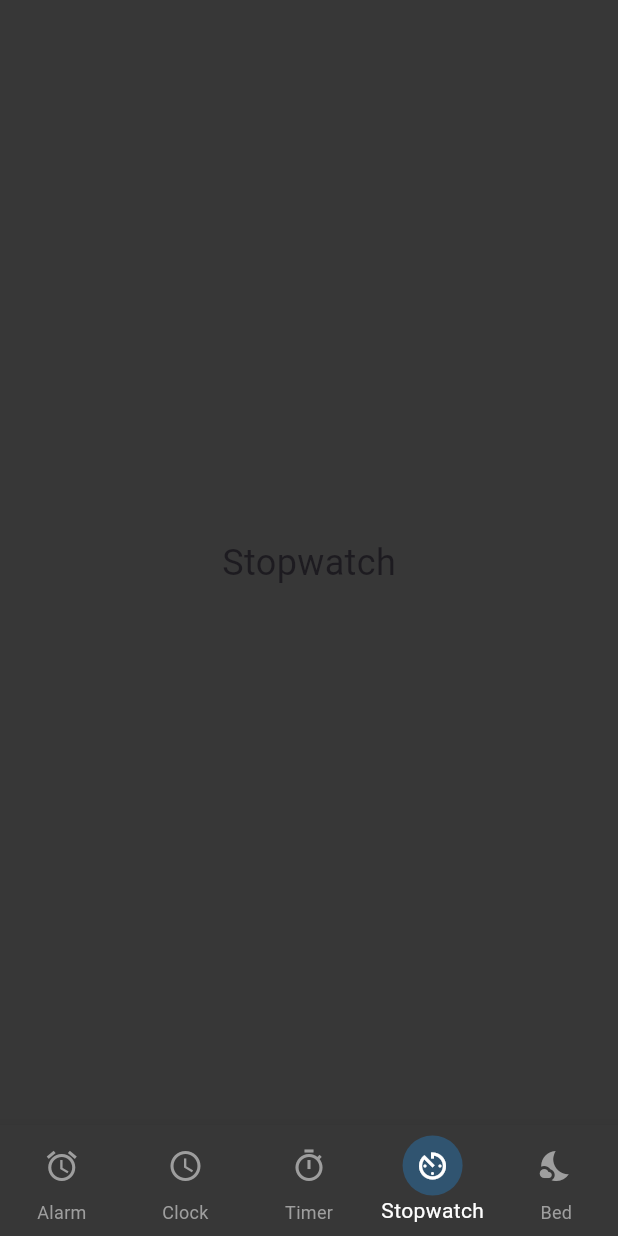
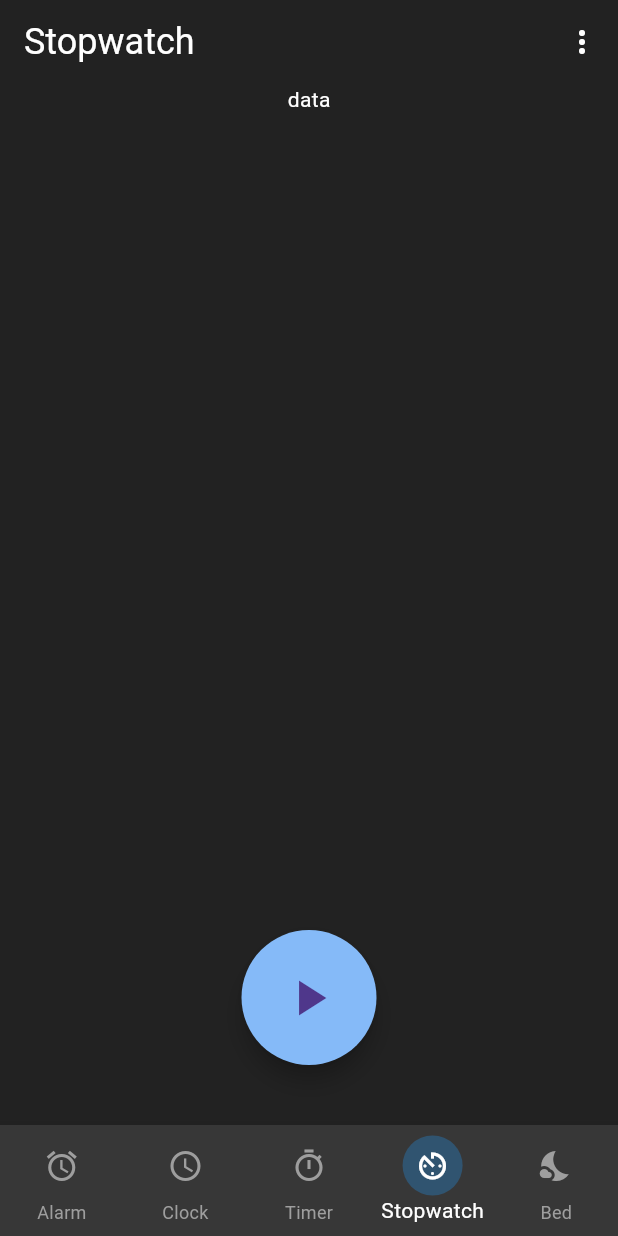
Before and after one commit to Labeebkhan/Clock, a Flutter app: the screen it shows after launch, item 4 of the bottom bar chosen, on a phone screen of 412 x 824 dp. Run offline on Flutter 3.47's test engine with Material 3 defaults, Android fonts, the phone set to English and light mode, and no system bars.

Commit message:
Added the ICons and stopwatch Screen

```diff
--- a/lib/main.dart
+++ b/lib/main.dart
@@ -2,6 +2,7 @@ import 'package:flutter/material.dart';
 import 'alarm.dart';
 import 'clock.dart';
 import 'Timer.dart';
+import 'stopwatch.dart';
 
 // exact Google-style bedtime icon
 
@@ -30,7 +31,7 @@ class _ClockHomeState extends State<ClockHome> {
     Alarm(),
     Clock(),
     Timer(),
-    Center(child: Text('Stopwatch', style: TextStyle(fontSize: 24))),
+    Stopwatch(),
     Center(child: Text('BedTime', style: TextStyle(fontSize: 24))),
   ];
 
--- a/lib/stopwatch.dart
+++ b/lib/stopwatch.dart
@@ -0,0 +1,85 @@
+import 'package:flutter/material.dart';
+
+class Stopwatch extends StatefulWidget {
+  const Stopwatch({super.key});
+
+  @override
+  State<Stopwatch> createState() => _StopwatchState();
+}
+
+class _StopwatchState extends State<Stopwatch> {
+  @override
+  Widget build(BuildContext context) {
+    return Scaffold(
+      backgroundColor: const Color.fromARGB(255, 34, 34, 34),
+      appBar: AppBar(
+        title: const Text(
+          'Stopwatch',
+          style: TextStyle(color: Colors.white, fontSize: 24),
+        ),
+        backgroundColor: const Color.fromARGB(255, 34, 34, 34),
+        actions: [
+          PopupMenuButton<String>(
+            shape: RoundedRectangleBorder(
+              //To make the Corners of the DropDown Round
+              borderRadius: BorderRadius.circular(16),
+            ),
+            offset: const Offset(0, 40), // to add the gap From the Top
+            color: const Color.fromARGB(255, 43, 43, 43),
+            icon: const Icon(Icons.more_vert, color: Colors.white),
+            itemBuilder: (BuildContext context) {
+              return [
+                const PopupMenuItem<String>(
+                  value: 'screensaver',
+                  child: Text(
+                    'ScreenSaver',
+                    style: TextStyle(color: Colors.white),
+                  ),
+                ),
+                PopupMenuItem(
+                  value: 'setting',
+                  child: Text('Setting', style: TextStyle(color: Colors.white)),
+                ),
+                PopupMenuItem(
+                  value: 'privacy',
+                  child: Text(
+                    'Privacy Policy',
+                    style: TextStyle(color: Colors.white),
+                  ),
+                ),
+                const PopupMenuItem<String>(
+                  value: 'feedback',
+                  child: Text(
+                    'Send feedback',
+                    style: TextStyle(color: Colors.white),
+                  ),
+                ),
+              ];
+            },
+          ),
+        ],
+      ),
+      body: Column(
+        children: [
+          Container(child: Text('data', style: TextStyle(color: Colors.white))),
+          Spacer(),
+          Center(
+            child: SizedBox(
+              height: 90,
+              width: 90,
+              child: FloatingActionButton(
+                onPressed: () {},
+                child: const Icon(Icons.play_arrow, size: 40),
+                backgroundColor: const Color.fromARGB(255, 133, 186, 248),
+                shape: RoundedRectangleBorder(
+                  borderRadius: BorderRadius.circular(50),
+                ),
+              ),
+            ),
+          ),
+          Padding(padding: const EdgeInsets.only(bottom: 40)),
+        ],
+      ),
+    );
+  }
+}
```
Also changed, not shown: 5 other files.
